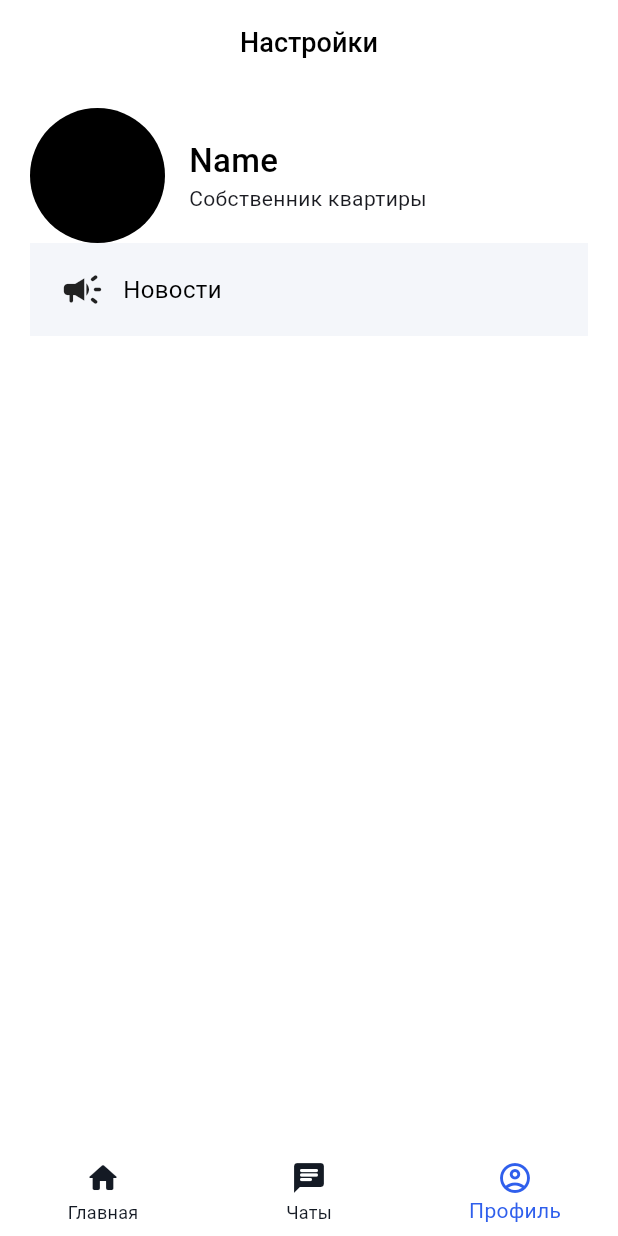
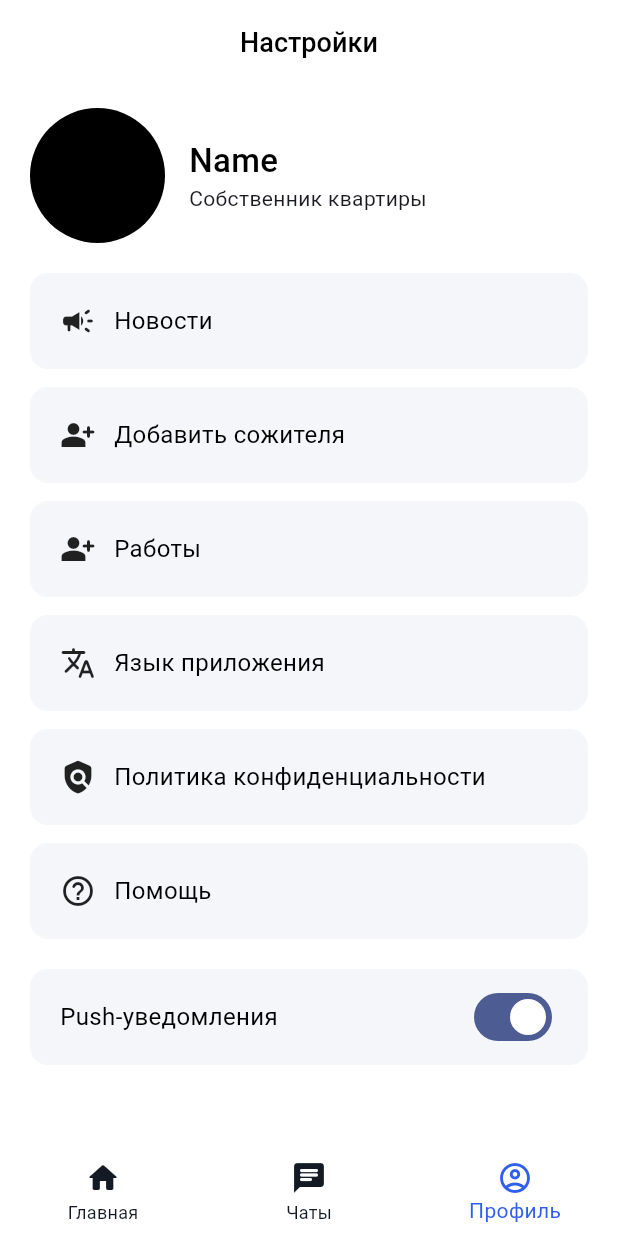
Before and after one commit to assanbayg/zhks, a Flutter app: the SettingsScreen screen opened by its route, on a phone screen of 412 x 824 dp. Run offline on Flutter 3.47's test engine with Material 3 defaults, Android fonts, the phone set to English and light mode, and no system bars; our stand-ins replace dio, dotted_border, firebase_core, firebase_messaging, flutter_dotenv, flutter_local_notifications and 10 more; accounts and stored records are empty; generated files the repository leaves out were written again; Roboto replaces fonts that are missing (SFProDisplay).

Commit message:
feat: finish setting screen ui

```diff
--- a/lib/core/presentation/screens/settings_screen.dart
+++ b/lib/core/presentation/screens/settings_screen.dart
@@ -1,5 +1,8 @@
 // Flutter imports:
 import 'package:flutter/material.dart';
+
+// Package imports:
+import 'package:go_router/go_router.dart';
 
 // Project imports:
 import 'package:zhks/core/presentation/widgets/custom_app_bar.dart';
@@ -15,6 +18,7 @@ class SettingsScreen extends StatelessWidget {
       appBar: CustomAppBar(label: 'Настройки'),
       body: ListView(
         padding: const EdgeInsets.symmetric(horizontal: 20),
+
         children: [
           Row(
             spacing: 16,
@@ -30,16 +34,75 @@ class SettingsScreen extends StatelessWidget {
               ),
             ],
           ),
+          SizedBox(height: 20),
           Column(
+            spacing: 12,
             children: [
               SettingsCard(
                 label: 'Новости',
+                // TODO: navigate to chats/announcements
                 onTap: () {},
                 icon: Icons.campaign_rounded,
               ),
+              SettingsCard(
+                label: 'Добавить сожителя',
+                onTap: () {
+                  // TODO: prevent navigation to Thanks Screen after adding roommate
+                  context.go('/add-roommate');
+                },
+                icon: Icons.person_add_alt_rounded,
+              ),
+              SettingsCard(
+                label: 'Работы',
+                onTap: () {
+                  // TODO: show all services
+                  context.go('/add-roommate');
+                },
+                icon: Icons.person_add_alt_rounded,
+              ),
+              SettingsCard(
+                label: 'Язык приложения',
+                onTap: () {
+                  // TODO: show some dialog
+                },
+                icon: Icons.translate_rounded,
+              ),
+              SettingsCard(
+                label: 'Политика конфиденциальности',
+                onTap: () {
+                  // TODO: create some screen for it
+                },
+                icon: Icons.policy_rounded,
+              ),
+              SettingsCard(
+                label: 'Помощь',
+                onTap: () {
+                  // TODO: url to whatsapp
+                },
+                icon: Icons.help_outline_rounded,
+              ),
             ],
           ),
-          Row(),
+          SizedBox(height: 20),
+          Container(
+            padding: EdgeInsets.symmetric(horizontal: 20, vertical: 8),
+            decoration: BoxDecoration(
+              color: context.colors.tertiary.gray,
+              borderRadius: BorderRadius.circular(12),
+            ),
+            child: Row(
+              mainAxisAlignment: MainAxisAlignment.spaceBetween,
+              children: [
+                Text('Push-уведомления', style: context.texts.bodyLarge),
+                Switch(
+                  value: true,
+                  onChanged: (value) {
+                    // TODO: change permission
+                  },
+                ),
+              ],
+            ),
+          ),
         ],
       ),
     );
--- a/lib/core/presentation/widgets/settings_card.dart
+++ b/lib/core/presentation/widgets/settings_card.dart
@@ -20,11 +20,14 @@ class SettingsCard extends StatelessWidget {
     return GestureDetector(
       onTap: onTap,
       child: Container(
-        color: context.colors.tertiary.gray,
-        padding: EdgeInsets.symmetric(horizontal: 20, vertical: 16),
+        padding: EdgeInsets.all(20),
+        decoration: BoxDecoration(
+          color: context.colors.tertiary.gray,
+          borderRadius: BorderRadius.circular(12),
+        ),
         child: Row(
           children: [
-            Icon(icon, size: 30),
+            Icon(icon),
             SizedBox(width: 12),
             Text(label, style: context.texts.bodyLarge),
           ],
--- a/lib/main.dart
+++ b/lib/main.dart
@@ -23,7 +23,7 @@ Future main() async {
   SystemChrome.setPreferredOrientations([DeviceOrientation.portraitUp]);
 
   // Wrap an app to read Riverpod providers
-  runApp(const ProviderScope(child: MyApp()));
+runApp(const ProviderScope(child: MyApp()));
 }
 
 // TODO: write comments for this project
```
